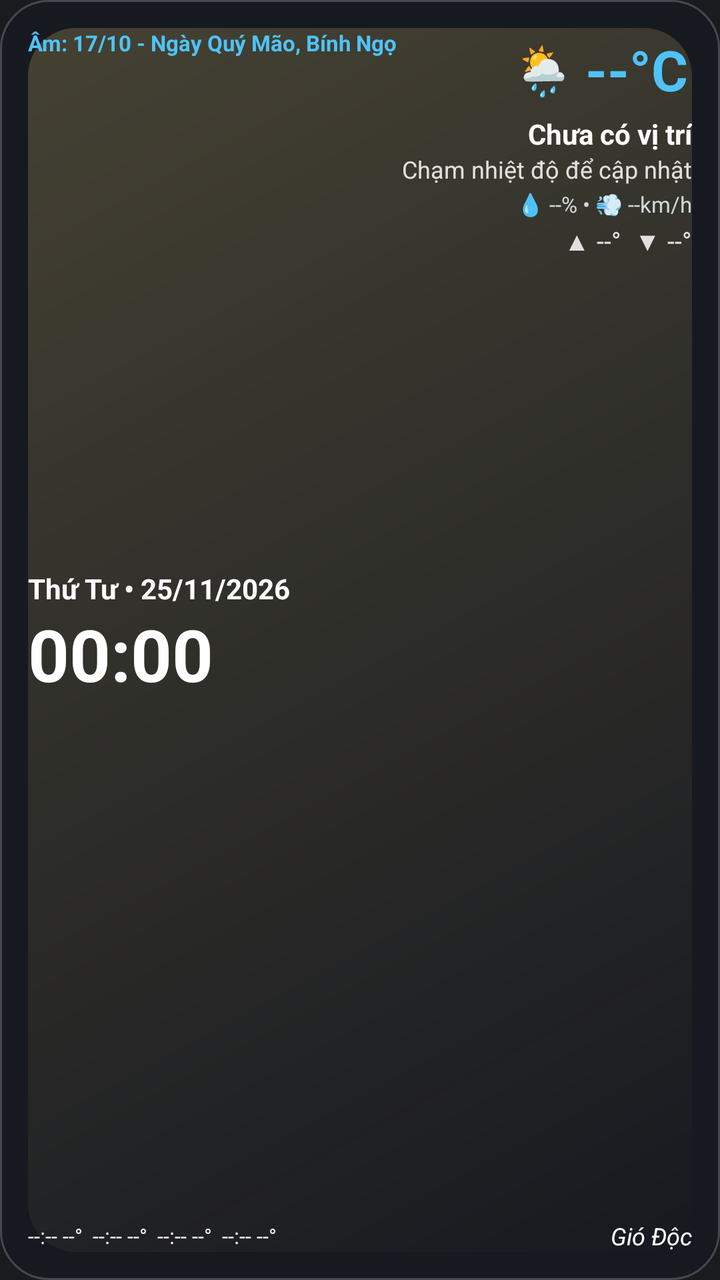
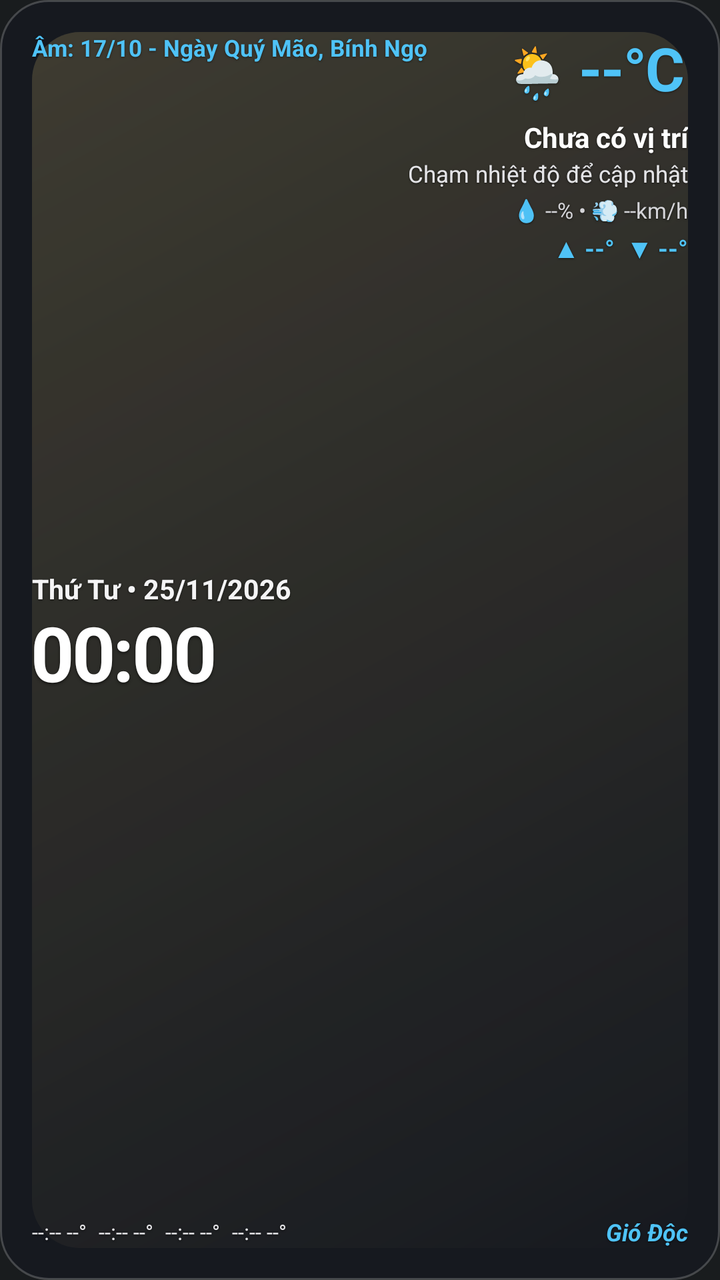

Before-and-after screenshots of an Android layout around one commit, followed by the original layout XML and the change that was made.
<!-- AndroidManifest.xml: application theme android:Theme.DeviceDefault.NoActionBar -->
<!-- res/layout/widget_weather_lunar.xml -->
<?xml version="1.0" encoding="utf-8"?>
<RelativeLayout xmlns:android="http://schemas.android.com/apk/res/android"
    android:id="@+id/widget_root"
    android:layout_width="match_parent"
    android:layout_height="match_parent"
    android:background="@drawable/bg_widget_glass_dark"
    android:padding="14dp">

    
    <ImageView
        android:id="@+id/iv_weather_effect"
        android:layout_width="match_parent"
        android:layout_height="match_parent"
        android:contentDescription="Hiệu ứng thời tiết"
        android:scaleType="fitXY"
        android:src="@drawable/fx_weather_clear" />

    
    <TextView
        android:id="@+id/tv_lunar_date"
        android:layout_width="wrap_content"
        android:layout_height="wrap_content"
        android:layout_alignParentStart="true"
        android:layout_alignParentTop="true"
        android:layout_toStartOf="@+id/btn_refresh_weather"
        android:layout_marginEnd="6dp"
        android:maxLines="2"
        android:text="Âm: 17/10 - Ngày Quý Mão, Bính Ngọ"
        android:textColor="#4FC3F7"
        android:textSize="11sp"
        android:textStyle="bold" />

    
    <LinearLayout
        android:id="@+id/btn_refresh_weather"
        android:layout_width="wrap_content"
        android:layout_height="wrap_content"
        android:layout_alignParentEnd="true"
        android:layout_alignParentTop="true"
        android:gravity="center_vertical"
        android:orientation="horizontal"
        android:padding="2dp">

        <TextView
            android:id="@+id/tv_weather_emoji"
            android:layout_width="wrap_content"
            android:layout_height="wrap_content"
            android:layout_marginEnd="6dp"
            android:maxLines="1"
            android:text="🌦️"
            android:textSize="24sp" />

        <TextView
            android:id="@+id/tv_current_temp"
            android:layout_width="wrap_content"
            android:layout_height="wrap_content"
            android:maxLines="1"
            android:text="--°C"
            android:textColor="#4FC3F7"
            android:textSize="28sp"
            android:textStyle="bold" />
    </LinearLayout>

    
    <LinearLayout
        android:id="@+id/left_column"
        android:layout_width="wrap_content"
        android:layout_height="wrap_content"
        android:layout_above="@+id/bottom_row"
        android:layout_below="@+id/tv_lunar_date"
        android:layout_alignParentStart="true"
        android:layout_toStartOf="@+id/right_column"
        android:layout_marginTop="2dp"
        android:layout_marginEnd="6dp"
        android:gravity="center_vertical"
        android:orientation="vertical">

        
        <TextView
            android:id="@+id/tv_solar_date"
            android:layout_width="wrap_content"
            android:layout_height="wrap_content"
            android:ellipsize="end"
            android:maxLines="1"
            android:text="Thứ Tư • 25/11/2026"
            android:textColor="#FFFFFF"
            android:textSize="14sp"
            android:textStyle="bold" />

        
        <TextClock
            android:id="@+id/tv_clock"
            android:layout_width="wrap_content"
            android:layout_height="wrap_content"
            android:layout_marginTop="4dp"
            android:format12Hour="HH:mm"
            android:format24Hour="HH:mm"
            android:includeFontPadding="false"
            android:maxLines="1"
            android:textColor="#FFFFFF"
            android:textSize="36sp"
            android:textStyle="bold" />
    </LinearLayout>

    
    <LinearLayout
        android:id="@+id/right_column"
        android:layout_width="wrap_content"
        android:layout_height="wrap_content"
        android:layout_above="@+id/bottom_row"
        android:layout_below="@+id/btn_refresh_weather"
        android:layout_alignParentEnd="true"
        android:layout_marginTop="2dp"
        android:gravity="end|top"
        android:orientation="vertical">

        
        <TextView
            android:id="@+id/tv_location_name"
            android:layout_width="wrap_content"
            android:layout_height="wrap_content"
            android:ellipsize="end"
            android:maxLines="1"
            android:text="Chưa có vị trí"
            android:textColor="#FFFFFF"
            android:textSize="14sp"
            android:textStyle="bold" />

        
        <TextView
            android:id="@+id/tv_weather_desc"
            android:layout_width="wrap_content"
            android:layout_height="wrap_content"
            android:ellipsize="end"
            android:maxLines="1"
            android:text="Chạm nhiệt độ để cập nhật"
            android:textColor="#E0E0E0"
            android:textSize="12sp" />

        
        <TextView
            android:id="@+id/tv_humidity_wind"
            android:layout_width="wrap_content"
            android:layout_height="wrap_content"
            android:layout_marginTop="2dp"
            android:maxLines="1"
            android:text="💧 --% • 💨 --km/h"
            android:textColor="#CFD8DC"
            android:textSize="11sp" />

        
        <TextView
            android:id="@+id/tv_min_max_temp"
            android:layout_width="wrap_content"
            android:layout_height="wrap_content"
            android:layout_gravity="end"
            android:layout_marginTop="2dp"
            android:maxLines="1"
            android:text="▲ --°  ▼ --°"
            android:textColor="#E0E0E0"
            android:textSize="13sp" />
    </LinearLayout>

    
    <RelativeLayout
        android:id="@+id/bottom_row"
        android:layout_width="match_parent"
        android:layout_height="wrap_content"
        android:layout_alignParentBottom="true"
        android:layout_marginTop="6dp">

        <LinearLayout
            android:id="@+id/hourly_row"
            android:layout_width="wrap_content"
            android:layout_height="wrap_content"
            android:layout_alignParentStart="true"
            android:layout_centerVertical="true"
            android:layout_toStartOf="@+id/tv_signature"
            android:layout_marginEnd="6dp"
            android:orientation="horizontal">

            <TextView
                android:id="@+id/tv_hour_1"
                android:layout_width="wrap_content"
                android:layout_height="wrap_content"
                android:layout_marginEnd="5dp"
                android:maxLines="1"
                android:text="--:-- --°"
                android:textColor="#EEEEEE"
                android:textSize="10.5sp" />

            <TextView
                android:id="@+id/tv_hour_2"
                android:layout_width="wrap_content"
                android:layout_height="wrap_content"
                android:layout_marginEnd="5dp"
                android:maxLines="1"
                android:text="--:-- --°"
                android:textColor="#EEEEEE"
                android:textSize="10.5sp" />

            <TextView
                android:id="@+id/tv_hour_3"
                android:layout_width="wrap_content"
                android:layout_height="wrap_content"
                android:layout_marginEnd="5dp"
                android:maxLines="1"
                android:text="--:-- --°"
                android:textColor="#EEEEEE"
                android:textSize="10.5sp" />

            <TextView
                android:id="@+id/tv_hour_4"
                android:layout_width="wrap_content"
                android:layout_height="wrap_content"
                android:maxLines="1"
                android:text="--:-- --°"
                android:textColor="#EEEEEE"
                android:textSize="10.5sp" />
        </LinearLayout>

        <TextView
            android:id="@+id/tv_signature"
            android:layout_width="wrap_content"
            android:layout_height="wrap_content"
            android:layout_alignParentEnd="true"
            android:layout_centerVertical="true"
            android:ellipsize="end"
            android:maxLines="1"
            android:text="Gió Độc"
            android:textColor="#FFFFFF"
            android:textSize="12sp"
            android:textStyle="italic" />
    </RelativeLayout>

</RelativeLayout>
<!-- resources referenced by this layout -->
<resources>
  <!-- drawable bg_widget_glass_dark (drawable) -->
  <?xml version="1.0" encoding="utf-8"?>
  <shape xmlns:android="http://schemas.android.com/apk/res/android"
      android:shape="rectangle">
      <solid android:color="#88141820" />
      <stroke
          android:width="1dp"
          android:color="#33FFFFFF" />
      <corners android:radius="24dp" />
  </shape>
  <!-- drawable fx_weather_clear (drawable) -->
  <?xml version="1.0" encoding="utf-8"?>
  <layer-list xmlns:android="http://schemas.android.com/apk/res/android">
      <item>
          <shape android:shape="rectangle">
              <gradient
                  android:angle="315"
                  android:endColor="#00FFD54F"
                  android:startColor="#33FFE082"
                  android:type="linear" />
              <corners android:radius="24dp" />
          </shape>
      </item>
  </layer-list>
</resources>

<!-- the commit's change to res/layout/widget_weather_lunar.xml (unified diff, before → after) -->
@@ -4,13 +4,14 @@
     android:layout_width="match_parent"
     android:layout_height="match_parent"
     android:background="@drawable/bg_widget_glass_dark"
-    android:padding="14dp">
+    android:padding="16dp">
 
     
     <ImageView
         android:id="@+id/iv_weather_effect"
         android:layout_width="match_parent"
         android:layout_height="match_parent"
+        android:alpha="0.85"
         android:contentDescription="Hiệu ứng thời tiết"
         android:scaleType="fitXY"
         android:src="@drawable/fx_weather_clear" />
@@ -22,12 +23,17 @@
         android:layout_height="wrap_content"
         android:layout_alignParentStart="true"
         android:layout_alignParentTop="true"
+        android:layout_marginEnd="8dp"
         android:layout_toStartOf="@+id/btn_refresh_weather"
-        android:layout_marginEnd="6dp"
+        android:lineSpacingExtra="1dp"
         android:maxLines="2"
+        android:shadowColor="#80000000"
+        android:shadowDx="0"
+        android:shadowDy="1"
+        android:shadowRadius="2"
         android:text="Âm: 17/10 - Ngày Quý Mão, Bính Ngọ"
         android:textColor="#4FC3F7"
-        android:textSize="11sp"
+        android:textSize="11.5sp"
         android:textStyle="bold" />
 
     
@@ -35,8 +41,8 @@
         android:id="@+id/btn_refresh_weather"
         android:layout_width="wrap_content"
         android:layout_height="wrap_content"
+        android:layout_alignParentTop="true"
         android:layout_alignParentEnd="true"
-        android:layout_alignParentTop="true"
         android:gravity="center_vertical"
         android:orientation="horizontal"
         android:padding="2dp">
@@ -47,17 +53,27 @@
             android:layout_height="wrap_content"
             android:layout_marginEnd="6dp"
             android:maxLines="1"
+            android:shadowColor="#80000000"
+            android:shadowDx="0"
+            android:shadowDy="1"
+            android:shadowRadius="2"
             android:text="🌦️"
-            android:textSize="24sp" />
+            android:textSize="25sp" />
 
         <TextView
             android:id="@+id/tv_current_temp"
             android:layout_width="wrap_content"
             android:layout_height="wrap_content"
-            android:maxLines="1"
+            android:includeFontPadding="false"
+            android:letterSpacing="-0.02"
+            android:maxLines="1"
+            android:shadowColor="#80000000"
+            android:shadowDx="0"
+            android:shadowDy="1"
+            android:shadowRadius="2"
             android:text="--°C"
             android:textColor="#4FC3F7"
-            android:textSize="28sp"
+            android:textSize="30sp"
             android:textStyle="bold" />
     </LinearLayout>
 
@@ -69,9 +85,9 @@
         android:layout_above="@+id/bottom_row"
         android:layout_below="@+id/tv_lunar_date"
         android:layout_alignParentStart="true"
+        android:layout_marginTop="4dp"
+        android:layout_marginEnd="8dp"
         android:layout_toStartOf="@+id/right_column"
-        android:layout_marginTop="2dp"
-        android:layout_marginEnd="6dp"
         android:gravity="center_vertical"
         android:orientation="vertical">
 
@@ -82,9 +98,13 @@
             android:layout_height="wrap_content"
             android:ellipsize="end"
             android:maxLines="1"
+            android:shadowColor="#99000000"
+            android:shadowDx="0"
+            android:shadowDy="1"
+            android:shadowRadius="2"
             android:text="Thứ Tư • 25/11/2026"
-            android:textColor="#FFFFFF"
-            android:textSize="14sp"
+            android:textColor="#F4F4F5"
+            android:textSize="13.5sp"
             android:textStyle="bold" />
 
         
@@ -92,13 +112,18 @@
             android:id="@+id/tv_clock"
             android:layout_width="wrap_content"
             android:layout_height="wrap_content"
-            android:layout_marginTop="4dp"
+            android:layout_marginTop="2dp"
             android:format12Hour="HH:mm"
             android:format24Hour="HH:mm"
             android:includeFontPadding="false"
-            android:maxLines="1"
+            android:letterSpacing="-0.03"
+            android:maxLines="1"
+            android:shadowColor="#99000000"
+            android:shadowDx="0"
+            android:shadowDy="2"
+            android:shadowRadius="3"
             android:textColor="#FFFFFF"
-            android:textSize="36sp"
+            android:textSize="38sp"
             android:textStyle="bold" />
     </LinearLayout>
 
@@ -110,7 +135,7 @@
         android:layout_above="@+id/bottom_row"
         android:layout_below="@+id/btn_refresh_weather"
         android:layout_alignParentEnd="true"
-        android:layout_marginTop="2dp"
+        android:layout_marginTop="4dp"
         android:gravity="end|top"
         android:orientation="vertical">
 
@@ -121,6 +146,10 @@
             android:layout_height="wrap_content"
             android:ellipsize="end"
             android:maxLines="1"
+            android:shadowColor="#99000000"
+            android:shadowDx="0"
+            android:shadowDy="1"
+            android:shadowRadius="2"
             android:text="Chưa có vị trí"
             android:textColor="#FFFFFF"
             android:textSize="14sp"
@@ -131,21 +160,30 @@
             android:id="@+id/tv_weather_desc"
             android:layout_width="wrap_content"
             android:layout_height="wrap_content"
-            android:ellipsize="end"
-            android:maxLines="1"
+            android:layout_marginTop="1dp"
+            android:ellipsize="end"
+            android:maxLines="1"
+            android:shadowColor="#99000000"
+            android:shadowDx="0"
+            android:shadowDy="1"
+            android:shadowRadius="2"
             android:text="Chạm nhiệt độ để cập nhật"
-            android:textColor="#E0E0E0"
-            android:textSize="12sp" />
+            android:textColor="#E4E4E7"
+            android:textSize="11.5sp" />
 
         
         <TextView
             android:id="@+id/tv_humidity_wind"
             android:layout_width="wrap_content"
             android:layout_height="wrap_content"
-            android:layout_marginTop="2dp"
-            android:maxLines="1"
+            android:layout_marginTop="3dp"
+            android:maxLines="1"
+            android:shadowColor="#99000000"
+            android:shadowDx="0"
+            android:shadowDy="1"
+            android:shadowRadius="2"
             android:text="💧 --% • 💨 --km/h"
-            android:textColor="#CFD8DC"
+            android:textColor="#D4D4D8"
             android:textSize="11sp" />
 
         
@@ -154,11 +192,16 @@
             android:layout_width="wrap_content"
             android:layout_height="wrap_content"
             android:layout_gravity="end"
-            android:layout_marginTop="2dp"
-            android:maxLines="1"
+            android:layout_marginTop="3dp"
+            android:maxLines="1"
+            android:shadowColor="#99000000"
+            android:shadowDx="0"
+            android:shadowDy="1"
+            android:shadowRadius="2"
             android:text="▲ --°  ▼ --°"
-            android:textColor="#E0E0E0"
-            android:textSize="13sp" />
+            android:textColor="#4FC3F7"
+            android:textSize="12.5sp"
+            android:textStyle="bold" />
     </LinearLayout>
 
     
@@ -167,7 +210,7 @@
         android:layout_width="match_parent"
         android:layout_height="wrap_content"
         android:layout_alignParentBottom="true"
-        android:layout_marginTop="6dp">
+        android:layout_marginTop="8dp">
 
         <LinearLayout
             android:id="@+id/hourly_row"
@@ -175,38 +218,50 @@
             android:layout_height="wrap_content"
             android:layout_alignParentStart="true"
             android:layout_centerVertical="true"
+            android:layout_marginEnd="8dp"
             android:layout_toStartOf="@+id/tv_signature"
-            android:layout_marginEnd="6dp"
             android:orientation="horizontal">
 
             <TextView
                 android:id="@+id/tv_hour_1"
                 android:layout_width="wrap_content"
                 android:layout_height="wrap_content"
-                android:layout_marginEnd="5dp"
-                android:maxLines="1"
-                android:text="--:-- --°"
-                android:textColor="#EEEEEE"
+                android:layout_marginEnd="6dp"
+                android:maxLines="1"
+                android:shadowColor="#99000000"
+                android:shadowDx="0"
+                android:shadowDy="1"
+                android:shadowRadius="2"
+                android:text="--:-- --°"
+                android:textColor="#E4E4E7"
                 android:textSize="10.5sp" />
 
             <TextView
                 android:id="@+id/tv_hour_2"
                 android:layout_width="wrap_content"
                 android:layout_height="wrap_content"
-                android:layout_marginEnd="5dp"
-                android:maxLines="1"
-                android:text="--:-- --°"
-                android:textColor="#EEEEEE"
+                android:layout_marginEnd="6dp"
+                android:maxLines="1"
+                android:shadowColor="#99000000"
+                android:shadowDx="0"
+                android:shadowDy="1"
+                android:shadowRadius="2"
+                android:text="--:-- --°"
+                android:textColor="#E4E4E7"
                 android:textSize="10.5sp" />
 
             <TextView
                 android:id="@+id/tv_hour_3"
                 android:layout_width="wrap_content"
                 android:layout_height="wrap_content"
-                android:layout_marginEnd="5dp"
-                android:maxLines="1"
-                android:text="--:-- --°"
-                android:textColor="#EEEEEE"
+                android:layout_marginEnd="6dp"
+                android:maxLines="1"
+                android:shadowColor="#99000000"
+                android:shadowDx="0"
+                android:shadowDy="1"
+                android:shadowRadius="2"
+                android:text="--:-- --°"
+                android:textColor="#E4E4E7"
                 android:textSize="10.5sp" />
 
             <TextView
@@ -214,8 +269,12 @@
                 android:layout_width="wrap_content"
                 android:layout_height="wrap_content"
                 android:maxLines="1"
-                android:text="--:-- --°"
-                android:textColor="#EEEEEE"
+                android:shadowColor="#99000000"
+                android:shadowDx="0"
+                android:shadowDy="1"
+                android:shadowRadius="2"
+                android:text="--:-- --°"
+                android:textColor="#E4E4E7"
                 android:textSize="10.5sp" />
         </LinearLayout>
 
@@ -227,10 +286,14 @@
             android:layout_centerVertical="true"
             android:ellipsize="end"
             android:maxLines="1"
+            android:shadowColor="#99000000"
+            android:shadowDx="0"
+            android:shadowDy="1"
+            android:shadowRadius="2"
             android:text="Gió Độc"
-            android:textColor="#FFFFFF"
+            android:textColor="#4FC3F7"
             android:textSize="12sp"
-            android:textStyle="italic" />
+            android:textStyle="italic|bold" />
     </RelativeLayout>
 
 </RelativeLayout>
